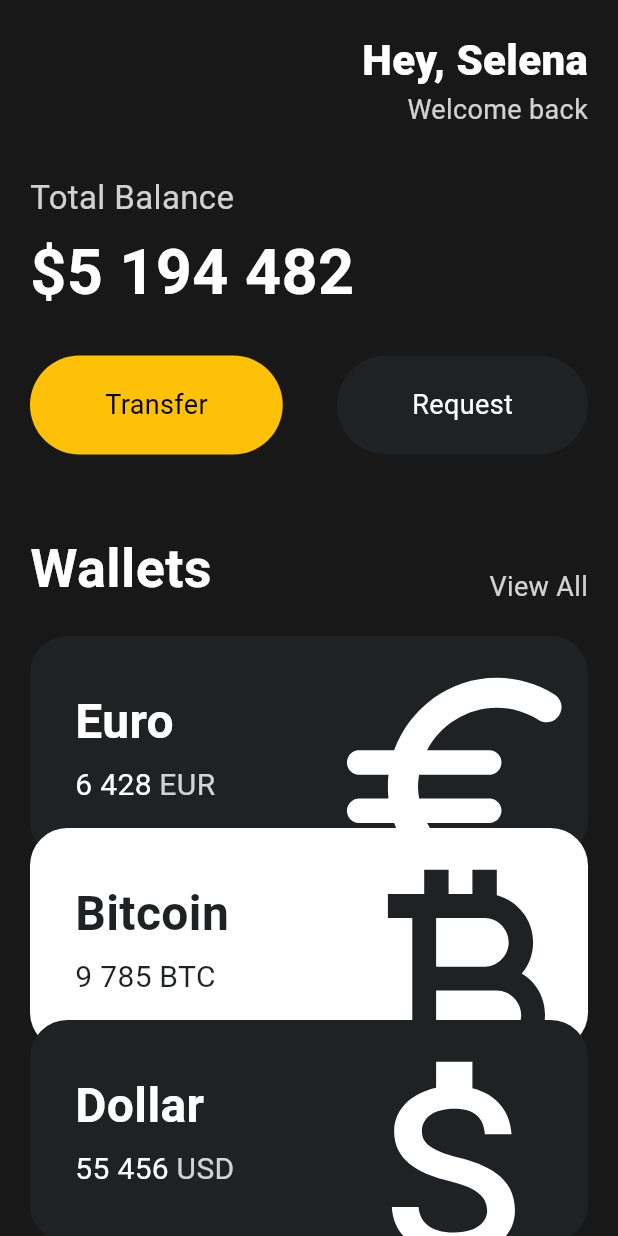
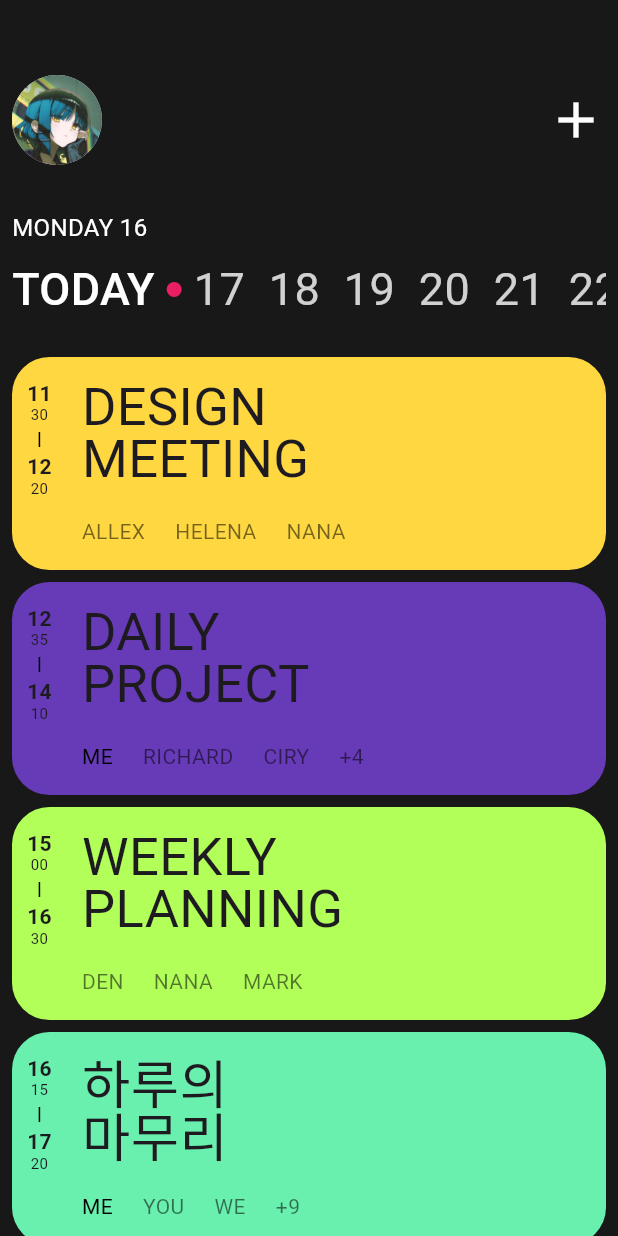
Before and after one commit to Jeong-Byeong-hun/Flutter-Project, a Flutter app: the screen it shows after launch, on a phone screen of 412 x 824 dp. Run offline on Flutter 3.47's test engine with Material 3 defaults, Android fonts, the light colour scheme and no system bars.

Commit message:
Day - 7
UI Clone Coding

```diff
--- /dev/null
+++ b/Toonflix/lib/clone_ui.dart
@@ -0,0 +1,152 @@
+import 'package:flutter/material.dart';
+import 'package:toonflix/widgets/card_view.dart';
+import 'package:toonflix/widgets/gray_text.dart';
+
+class App1 extends StatelessWidget {
+  @override
+  Widget build(BuildContext context) {
+    return MaterialApp(
+      home: Scaffold(
+        backgroundColor: Color(0xFF181818),
+        body: ListView(
+          children: [
+            Padding(
+              padding: EdgeInsets.symmetric(
+                vertical: 20,
+                horizontal: 8,
+              ),
+              child: Column(
+                  mainAxisAlignment: MainAxisAlignment.start,
+                  crossAxisAlignment: CrossAxisAlignment.start,
+                  children: [
+                    SizedBox(
+                      height: 30,
+                    ),
+                    Row(
+                      mainAxisAlignment: MainAxisAlignment.spaceBetween,
+                      children: [
+                        SizedBox(
+                          width: 60,
+                          height: 60,
+                          child: CircleAvatar(
+                            backgroundImage: ExactAssetImage('images/ryo.jpg'),
+                          ),
+                        ),
+                        Icon(
+                          Icons.add,
+                          color: Colors.white,
+                          size: 40,
+                        )
+                      ],
+                    ),
+                    SizedBox(
+                      height: 30,
+                    ),
+                    Text(
+                      'MONDAY 16',
+                      style: TextStyle(
+                          color: Colors.white,
+                          fontSize: 16,
+                          fontWeight: FontWeight.normal),
+                    ),
+                    SizedBox(
+                      height: 5,
+                    ),
+                    Row(
+                      mainAxisAlignment: MainAxisAlignment.start,
+                      children: [
+                        Text(
+                          'TODAY',
+                          style: TextStyle(
+                            fontSize: 30,
+                            fontWeight: FontWeight.w500,
+                            color: Colors.white,
+                          ),
+                        ),
+                        SizedBox(
+                          width: 8,
+                        ),
+                        Container(
+                          width: 10,
+                          height: 10,
+                          decoration: BoxDecoration(
+                            shape: BoxShape.circle,
+                            color: Colors.pink,
+                          ),
+                        ),
+                        SizedBox(
+                          width: 8,
+                        ),
+                        Expanded(
+                          child: SingleChildScrollView(
+                            scrollDirection: Axis.horizontal,
+                            child: Row(
+                              children: List.generate(
+                                10,
+                                (index) => Container(
+                                  width: 50,
+                                  height: 50,
+                                  child: gray_text(text: '${index + 17}'),
+                                ),
+                              ),
+                            ),
+                          ),
+                        )
+                      ],
+                    ),
+                    SizedBox(
+                      height: 20,
+                    ),
+                    card_view(
+                      startHour: '11',
+                      startMin: '30',
+                      endHour: '12',
+                      endMin: '20',
+                      title: 'DESIGN\nMEETING',
+                      items: ['ALLEX', 'HELENA', 'NANA'],
+                      bgColor: Colors.amberAccent,
+                    ),
+                    card_view(
+                      startHour: '12',
+                      startMin: '35',
+                      endHour: '14',
+                      endMin: '10',
+                      title: 'DAILY\nPROJECT',
+                      items: ['ME', 'RICHARD', 'CIRY', '+4'],
+                      bgColor: Colors.deepPurple,
+                    ),
+                    card_view(
+                      startHour: '15',
+                      startMin: '00',
+                      endHour: '16',
+                      endMin: '30',
+                      title: 'WEEKLY\nPLANNING',
+                      items: ['DEN', 'NANA', 'MARK'],
+                      bgColor: Colors.lightGreenAccent,
+                    ),
+                    card_view(
+                      startHour: '16',
+                      startMin: '15',
+                      endHour: '17',
+                      endMin: '20',
+                      title: '하루의\n마무리',
+                      items: ['ME', 'YOU', 'WE', '+9'],
+                      bgColor: Colors.greenAccent,
+                    ),
+                    card_view(
+                      startHour: '18',
+                      startMin: '30',
+                      endHour: '18',
+                      endMin: '40',
+                      title: '퇴근하자\n오늘도수고했어',
+                      items: ['OUR'],
+                      bgColor: Colors.blue,
+                    ),
+                  ]),
+            )
+          ],
+        ),
+      ),
+    );
+  }
+}
--- a/Toonflix/lib/main.dart
+++ b/Toonflix/lib/main.dart
@@ -1,9 +1,10 @@
 import 'package:flutter/material.dart';
+import 'package:toonflix/clone_ui.dart';
 import 'package:toonflix/widgets/button.dart';
 import 'package:toonflix/widgets/currency_card.dart';
 
 void main() {
-  runApp(App());
+  runApp(App1());
 }
 
 class App extends StatelessWidget {
--- /dev/null
+++ b/Toonflix/lib/widgets/card_view.dart
@@ -0,0 +1,134 @@
+import 'package:flutter/material.dart';
+
+class card_view extends StatelessWidget {
+  final String startHour, startMin, endHour, endMin, title;
+  final List<String> items;
+  final Color bgColor;
+
+  const card_view({
+    super.key,
+    required this.startHour,
+    required this.startMin,
+    required this.endHour,
+    required this.endMin,
+    required this.title,
+    required this.items,
+    required this.bgColor,
+  });
+
+  @override
+  Widget build(BuildContext context) {
+    return Column(
+      children: [
+        Container(
+            decoration: BoxDecoration(
+              color: bgColor,
+              borderRadius: BorderRadius.circular(25),
+            ),
+            child: Padding(
+                padding: const EdgeInsets.symmetric(
+                  horizontal: 10,
+                  vertical: 16,
+                ),
+                child: Row(
+                  mainAxisAlignment: MainAxisAlignment.start,
+                  crossAxisAlignment: CrossAxisAlignment.start,
+                  children: [
+                    Column(
+                      crossAxisAlignment: CrossAxisAlignment.center,
+                      mainAxisSize: MainAxisSize.min,
+                      children: [
+                        Text(
+                          startHour,
+                          style: const TextStyle(
+                            fontSize: 14,
+                            fontWeight: FontWeight.bold,
+                            height: 1.2,
+                          ),
+                        ),
+                        Text(
+                          startMin,
+                          style: const TextStyle(
+                            fontSize: 10,
+                            height: 1.2,
+                          ),
+                        ),
+                        const SizedBox(
+                          height: 5,
+                        ),
+                        Container(
+                          width: 1,
+                          height: 10,
+                          color: Colors.black,
+                        ),
+                        const SizedBox(
+                          height: 5,
+                        ),
+                        Text(
+                          endHour,
+                          style: const TextStyle(
+                            fontSize: 14,
+                            fontWeight: FontWeight.bold,
+                            height: 1.2,
+                          ),
+                          textAlign: TextAlign.center,
+                        ),
+                        Text(
+                          endMin,
+                          style: const TextStyle(
+                            fontSize: 10,
+                            height: 1.2,
+                          ),
+                        ),
+                      ],
+                    ),
+                    const SizedBox(
+                      width: 20,
+                    ),
+                    Column(
+                      mainAxisAlignment: MainAxisAlignment.start,
+                      crossAxisAlignment: CrossAxisAlignment.start,
+                      children: [
+                        Text(
+                          title,
+                          textAlign: TextAlign.start,
+                          style: const TextStyle(
+                            fontSize: 35,
+                            fontWeight: FontWeight.w400,
+                            height: 1.0,
+                          ),
+                        ),
+                        const SizedBox(
+                          height: 20,
+                        ),
+                        Row(
+                          children: items.map((item) {
+                            return Row(
+                              children: [
+                                Text(
+                                  item,
+                                  style: TextStyle(
+                                    color: item == 'ME'
+                                        ? Colors.black
+                                        : Colors.black54,
+                                    fontSize: 14,
+                                  ),
+                                ),
+                                const SizedBox(
+                                  width: 20,
+                                )
+                              ],
+                            );
+                          }).toList(),
+                        ),
+                      ],
+                    )
+                  ],
+                ))),
+        const SizedBox(
+          height: 8,
+        ),
+      ],
+    );
+  }
+}
--- /dev/null
+++ b/Toonflix/lib/widgets/gray_text.dart
@@ -0,0 +1,28 @@
+import 'package:flutter/material.dart';
+
+class gray_text extends StatelessWidget {
+  final String text;
+
+  const gray_text({
+    super.key,
+    required this.text,
+  });
+
+  @override
+  Widget build(BuildContext context) {
+    return Row(
+      children: [
+        Text(
+          text,
+          style: TextStyle(
+            color: Colors.white.withOpacity(0.8),
+            fontSize: 30,
+          ),
+        ),
+        const SizedBox(
+          width: 10,
+        )
+      ],
+    );
+  }
+}
--- a/Toonflix/pubspec.yaml
+++ b/Toonflix/pubspec.yaml
@@ -59,10 +59,9 @@ flutter:
   uses-material-design: true
 
   # To add assets to your application, add an assets section, like this:
-  # assets:
-  #   - images/a_dot_burr.jpeg
   #   - images/a_dot_ham.jpeg
-
+  assets:
+    - images/ryo.jpg
   # An image asset can refer to one or more resolution-specific "variants", see
   # https://flutter.dev/assets-and-images/#resolution-aware
 
```
Also changed, not shown: Toonflix/images/ryo.jpg (added), 1 other file.
